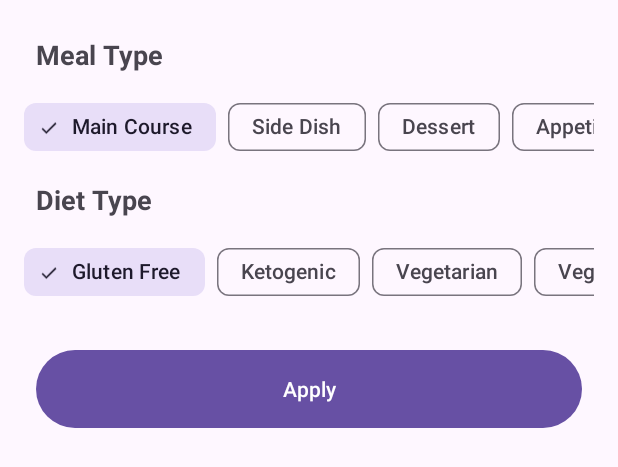
After one commit to gonexwind/myrecipes, an Android app: the layout recipes_bottom_sheet.xml on its own in the app's theme, with its tools: preview values and no code run, on a phone screen of 412 x 824 dp. The commit adds this screen. Shown: the top 467 px of the screen. Run offline under Robolectric (Android 15) with nearby library versions, the phone set to English and light mode, and no system bars.

Commit message:
add bottom sheet

```diff
--- /dev/null
+++ b/app/src/main/java/com/gonexwind/myrecipes/recipes/RecipesBottomSheet.kt
@@ -0,0 +1,33 @@
+package com.gonexwind.myrecipes.recipes
+
+import android.os.Bundle
+import android.view.LayoutInflater
+import android.view.View
+import android.view.ViewGroup
+import com.gonexwind.myrecipes.databinding.RecipesBottomSheetBinding
+import com.google.android.material.bottomsheet.BottomSheetDialogFragment
+
+class RecipesBottomSheet : BottomSheetDialogFragment() {
+
+    private var _binding: RecipesBottomSheetBinding? = null
+    private val binding get() = _binding!!
+
+    override fun onViewCreated(view: View, savedInstanceState: Bundle?) {
+        super.onViewCreated(view, savedInstanceState)
+
+    }
+
+    override fun onCreateView(
+        inflater: LayoutInflater,
+        container: ViewGroup?,
+        savedInstanceState: Bundle?
+    ): View {
+        _binding = RecipesBottomSheetBinding.inflate(inflater, container, false)
+        return binding.root
+    }
+
+    override fun onDestroyView() {
+        super.onDestroyView()
+        _binding = null
+    }
+}
--- a/app/src/main/java/com/gonexwind/myrecipes/recipes/RecipesFragment.kt
+++ b/app/src/main/java/com/gonexwind/myrecipes/recipes/RecipesFragment.kt
@@ -10,7 +10,9 @@
 import androidx.fragment.app.Fragment
 import androidx.fragment.app.viewModels
 import androidx.lifecycle.lifecycleScope
+import androidx.navigation.fragment.findNavController
 import com.gonexwind.myrecipes.MainViewModel
+import com.gonexwind.myrecipes.R
 import com.gonexwind.myrecipes.core.adapter.RecipesAdapter
 import com.gonexwind.myrecipes.core.util.NetworkResult
 import com.gonexwind.myrecipes.core.util.observeOnce
@@ -32,6 +34,10 @@
 
         setupRecyclerView()
         readDatabase()
+
+        binding.recipesFab.setOnClickListener {
+            findNavController().navigate(R.id.action_recipesFragment_to_recipesBottomSheet)
+        }
     }
 
     private fun setupRecyclerView() {
--- a/app/src/main/res/layout/fragment_recipes.xml
+++ b/app/src/main/res/layout/fragment_recipes.xml
@@ -1,8 +1,10 @@
 <?xml version="1.0" encoding="utf-8"?>
 <androidx.constraintlayout.widget.ConstraintLayout xmlns:android="http://schemas.android.com/apk/res/android"
     xmlns:app="http://schemas.android.com/apk/res-auto"
+    xmlns:tools="http://schemas.android.com/tools"
     android:layout_width="match_parent"
-    android:layout_height="match_parent">
+    android:layout_height="match_parent"
+    tools:context=".recipes.RecipesFragment">
 
     <androidx.recyclerview.widget.RecyclerView
         android:id="@+id/recyclerview"
@@ -41,7 +43,7 @@
         app:layout_constraintTop_toBottomOf="@id/errorImageView" />
 
     <com.google.android.material.floatingactionbutton.FloatingActionButton
-        android:id="@+id/fab"
+        android:id="@+id/recipesFab"
         android:layout_width="wrap_content"
         android:layout_height="wrap_content"
         android:layout_marginBottom="24dp"
--- /dev/null
+++ b/app/src/main/res/layout/recipes_bottom_sheet.xml
@@ -0,0 +1,262 @@
+<?xml version="1.0" encoding="utf-8"?>
+<androidx.constraintlayout.widget.ConstraintLayout xmlns:android="http://schemas.android.com/apk/res/android"
+    xmlns:app="http://schemas.android.com/apk/res-auto"
+    xmlns:tools="http://schemas.android.com/tools"
+    android:layout_width="match_parent"
+    android:layout_height="wrap_content"
+    tools:context=".recipes.RecipesBottomSheet">
+
+    <TextView
+        android:id="@+id/mealType_txt"
+        android:layout_width="wrap_content"
+        android:layout_height="wrap_content"
+        android:layout_marginStart="24dp"
+        android:layout_marginTop="24dp"
+        android:text="@string/meal_type"
+        android:textSize="18sp"
+        android:textStyle="bold"
+        app:layout_constraintStart_toStartOf="parent"
+        app:layout_constraintTop_toTopOf="parent" />
+
+    <HorizontalScrollView
+        android:id="@+id/mealType_scrollView"
+        android:layout_width="match_parent"
+        android:layout_height="wrap_content"
+        android:layout_marginStart="16dp"
+        android:layout_marginTop="12dp"
+        android:layout_marginEnd="16dp"
+        android:scrollbars="none"
+        app:layout_constraintEnd_toEndOf="parent"
+        app:layout_constraintStart_toStartOf="parent"
+        app:layout_constraintTop_toBottomOf="@+id/mealType_txt">
+
+        <LinearLayout
+            android:layout_width="wrap_content"
+            android:layout_height="match_parent"
+            android:orientation="horizontal">
+
+            <com.google.android.material.chip.ChipGroup
+                android:id="@+id/mealType_chipGroup"
+                android:layout_width="match_parent"
+                android:layout_height="match_parent"
+                app:checkedChip="@+id/main_course_chip"
+                app:selectionRequired="true"
+                app:singleLine="true"
+                app:singleSelection="true">
+
+                <com.google.android.material.chip.Chip
+                    android:id="@+id/main_course_chip"
+                    style="@style/Widget.Material3.Chip.Filter"
+                    android:layout_width="wrap_content"
+                    android:layout_height="wrap_content"
+                    android:text="@string/main_course" />
+
+                <com.google.android.material.chip.Chip
+                    android:id="@+id/side_dish_chip"
+                    style="@style/Widget.Material3.Chip.Filter"
+                    android:layout_width="wrap_content"
+                    android:layout_height="wrap_content"
+                    android:text="@string/side_dish" />
+
+                <com.google.android.material.chip.Chip
+                    android:id="@+id/dessert_chip"
+                    style="@style/Widget.Material3.Chip.Filter"
+                    android:layout_width="wrap_content"
+                    android:layout_height="wrap_content"
+                    android:text="@string/dessert" />
+
+                <com.google.android.material.chip.Chip
+                    android:id="@+id/appetizer_chip"
+                    style="@style/Widget.Material3.Chip.Filter"
+                    android:layout_width="wrap_content"
+                    android:layout_height="wrap_content"
+                    android:text="@string/appetizer" />
+
+                <com.google.android.material.chip.Chip
+                    android:id="@+id/salad_chip"
+                    style="@style/Widget.Material3.Chip.Filter"
+                    android:layout_width="wrap_content"
+                    android:layout_height="wrap_content"
+                    android:text="@string/salad" />
+
+                <com.google.android.material.chip.Chip
+                    android:id="@+id/bread_chip"
+                    style="@style/Widget.Material3.Chip.Filter"
+                    android:layout_width="wrap_content"
+                    android:layout_height="wrap_content"
+                    android:text="@string/bread" />
+
+                <com.google.android.material.chip.Chip
+                    android:id="@+id/breakfast_chip"
+                    style="@style/Widget.Material3.Chip.Filter"
+                    android:layout_width="wrap_content"
+                    android:layout_height="wrap_content"
+                    android:text="@string/breakfast" />
+
+                <com.google.android.material.chip.Chip
+                    android:id="@+id/soup_chip"
+                    style="@style/Widget.Material3.Chip.Filter"
+                    android:layout_width="wrap_content"
+                    android:layout_height="wrap_content"
+                    android:text="@string/soup" />
+
+                <com.google.android.material.chip.Chip
+                    android:id="@+id/beverage_chip"
+                    style="@style/Widget.Material3.Chip.Filter"
+                    android:layout_width="wrap_content"
+                    android:layout_height="wrap_content"
+                    android:text="@string/beverage" />
+
+                <com.google.android.material.chip.Chip
+                    android:id="@+id/sauce_chip"
+                    style="@style/Widget.Material3.Chip.Filter"
+                    android:layout_width="wrap_content"
+                    android:layout_height="wrap_content"
+                    android:text="@string/sauce" />
+
+                <com.google.android.material.chip.Chip
+                    android:id="@+id/marinade_chip"
+                    style="@style/Widget.Material3.Chip.Filter"
+                    android:layout_width="wrap_content"
+                    android:layout_height="wrap_content"
+                    android:text="@string/marinade" />
+
+                <com.google.android.material.chip.Chip
+                    android:id="@+id/finger_food_chip"
+                    style="@style/Widget.Material3.Chip.Filter"
+                    android:layout_width="wrap_content"
+                    android:layout_height="wrap_content"
+                    android:text="@string/fingerfood" />
+
+                <com.google.android.material.chip.Chip
+                    android:id="@+id/snack_chip"
+                    style="@style/Widget.Material3.Chip.Filter"
+                    android:layout_width="wrap_content"
+                    android:layout_height="wrap_content"
+                    android:text="@string/snack" />
+
+                <com.google.android.material.chip.Chip
+                    android:id="@+id/drink_chip"
+                    style="@style/Widget.Material3.Chip.Filter"
+                    android:layout_width="wrap_content"
+                    android:layout_height="wrap_content"
+                    android:text="@string/drink" />
+            </com.google.android.material.chip.ChipGroup>
+        </LinearLayout>
+    </HorizontalScrollView>
+
+    <TextView
+        android:id="@+id/dietType_txt"
+        android:layout_width="wrap_content"
+        android:layout_height="wrap_content"
+        android:layout_marginStart="24dp"
+        android:layout_marginTop="12dp"
+        android:text="@string/diet_type"
+        android:textSize="18sp"
+        android:textStyle="bold"
+        app:layout_constraintStart_toStartOf="parent"
+        app:layout_constraintTop_toBottomOf="@+id/mealType_scrollView" />
+
+    <HorizontalScrollView
+        android:id="@+id/dietType_scrollView"
+        android:layout_width="match_parent"
+        android:layout_height="wrap_content"
+        android:layout_marginStart="16dp"
+        android:layout_marginTop="12dp"
+        android:layout_marginEnd="16dp"
+        android:scrollbars="none"
+        app:layout_constraintEnd_toEndOf="parent"
+        app:layout_constraintStart_toStartOf="parent"
+        app:layout_constraintTop_toBottomOf="@+id/dietType_txt">
+
+        <LinearLayout
+            android:layout_width="wrap_content"
+            android:layout_height="match_parent"
+            android:orientation="horizontal">
+
+            <com.google.android.material.chip.ChipGroup
+                android:id="@+id/dietType_chipGroup"
+                android:layout_width="match_parent"
+                android:layout_height="match_parent"
+                app:checkedChip="@+id/gluten_free_chip"
+                app:selectionRequired="true"
+                app:singleLine="true"
+                app:singleSelection="true">
+
+                <com.google.android.material.chip.Chip
+                    android:id="@+id/gluten_free_chip"
+                    style="@style/Widget.Material3.Chip.Filter"
+                    android:layout_width="wrap_content"
+                    android:layout_height="wrap_content"
+                    android:text="@string/gluten_free" />
+
+                <com.google.android.material.chip.Chip
+                    android:id="@+id/ketogenic_chip"
+                    style="@style/Widget.Material3.Chip.Filter"
+                    android:layout_width="wrap_content"
+                    android:layout_height="wrap_content"
+                    android:text="@string/ketogenic" />
+
+                <com.google.android.material.chip.Chip
+                    android:id="@+id/vegetarian_chip"
+                    style="@style/Widget.Material3.Chip.Filter"
+                    android:layout_width="wrap_content"
+                    android:layout_height="wrap_content"
+                    android:text="@string/vegetarian" />
+
+                <com.google.android.material.chip.Chip
+                    android:id="@+id/vegan_chip"
+                    style="@style/Widget.Material3.Chip.Filter"
+                    android:layout_width="wrap_content"
+                    android:layout_height="wrap_content"
+                    android:text="@string/vegan" />
+
+                <com.google.android.material.chip.Chip
+                    android:id="@+id/pescetarian_chip"
+                    style="@style/Widget.Material3.Chip.Filter"
+                    android:layout_width="wrap_content"
+                    android:layout_height="wrap_content"
+                    android:text="@string/pescetarian" />
+
+                <com.google.android.material.chip.Chip
+                    android:id="@+id/paleo_chip"
+                    style="@style/Widget.Material3.Chip.Filter"
+                    android:layout_width="wrap_content"
+                    android:layout_height="wrap_content"
+                    android:text="@string/paleo" />
+
+                <com.google.android.material.chip.Chip
+                    android:id="@+id/primal_chip"
+                    style="@style/Widget.Material3.Chip.Filter"
+                    android:layout_width="wrap_content"
+                    android:layout_height="wrap_content"
+                    android:text="@string/primal" />
+
+                <com.google.android.material.chip.Chip
+                    android:id="@+id/whole30_chip"
+                    style="@style/Widget.Material3.Chip.Filter"
+                    android:layout_width="wrap_content"
+                    android:layout_height="wrap_content"
+                    android:text="@string/whole30" />
+
+            </com.google.android.material.chip.ChipGroup>
+        </LinearLayout>
+    </HorizontalScrollView>
+
+    <com.google.android.material.button.MaterialButton
+        android:id="@+id/apply_btn"
+        style="@style/Widget.Material3.Button"
+        android:layout_width="match_parent"
+        android:layout_height="60dp"
+        android:layout_marginStart="24dp"
+        android:layout_marginTop="24dp"
+        android:layout_marginEnd="24dp"
+        android:layout_marginBottom="24dp"
+        android:text="@string/apply"
+        android:textAllCaps="false"
+        app:layout_constraintBottom_toBottomOf="parent"
+        app:layout_constraintEnd_toEndOf="parent"
+        app:layout_constraintStart_toStartOf="parent"
+        app:layout_constraintTop_toBottomOf="@+id/dietType_scrollView" />
+
+</androidx.constraintlayout.widget.ConstraintLayout>
--- a/app/src/main/res/navigation/nav_graph.xml
+++ b/app/src/main/res/navigation/nav_graph.xml
@@ -1,12 +1,17 @@
 <?xml version="1.0" encoding="utf-8"?>
 <navigation xmlns:android="http://schemas.android.com/apk/res/android"
     xmlns:app="http://schemas.android.com/apk/res-auto"
+    xmlns:tools="http://schemas.android.com/tools"
     android:id="@+id/nav_graph"
     app:startDestination="@id/recipesFragment">
     <fragment
         android:id="@+id/recipesFragment"
         android:name="com.gonexwind.myrecipes.recipes.RecipesFragment"
-        android:label="@string/recipes" />
+        android:label="@string/recipes" >
+        <action
+            android:id="@+id/action_recipesFragment_to_recipesBottomSheet"
+            app:destination="@id/recipesBottomSheet" />
+    </fragment>
     <fragment
         android:id="@+id/favoritesFragment"
         android:name="com.gonexwind.myrecipes.favorites.FavoritesFragment"
@@ -15,4 +20,13 @@
         android:id="@+id/jokeFragment"
         android:name="com.gonexwind.myrecipes.joke.JokeFragment"
         android:label="@string/joke" />
+    <dialog
+        android:id="@+id/recipesBottomSheet"
+        android:name="com.gonexwind.myrecipes.recipes.RecipesBottomSheet"
+        android:label="recipes_bottom_sheet"
+        tools:layout="@layout/recipes_bottom_sheet" >
+        <action
+            android:id="@+id/action_recipesBottomSheet_to_recipesFragment"
+            app:destination="@id/recipesFragment" />
+    </dialog>
 </navigation>
--- a/app/src/main/res/values/colors.xml
+++ b/app/src/main/res/values/colors.xml
@@ -6,5 +6,7 @@
     <color name="yellow">#FFC114</color>
     <color name="green">#00C980</color>
     <color name="mediumGray">#D1D1D1</color>
+    <color name="lightGray">#F9F9F9</color>
     <color name="placeholderColor">@color/mediumGray</color>
+    <color name="darkGray">#4B4B4B</color>
 </resources>
--- a/app/src/main/res/values/strings.xml
+++ b/app/src/main/res/values/strings.xml
@@ -5,5 +5,32 @@
     <string name="favorites">Favorites</string>
     <string name="joke">Joke</string>
     <string name="no_internet">No Internet</string>
+
+    // Bottom Sheet
+    <string name="meal_type">Meal Type</string>
+    <string name="main_course">Main Course</string>
+    <string name="side_dish">Side Dish</string>
+    <string name="dessert">Dessert</string>
+    <string name="appetizer">Appetizer</string>
+    <string name="salad">Salad</string>
+    <string name="bread">Bread</string>
+    <string name="breakfast">Breakfast</string>
+    <string name="soup">Soup</string>
+    <string name="beverage">Beverage</string>
+    <string name="sauce">Sauce</string>
+    <string name="marinade">Marinade</string>
+    <string name="fingerfood">FingerFood</string>
+    <string name="snack">Snack</string>
+    <string name="drink">Drink</string>
+    <string name="gluten_free">Gluten Free</string>
+    <string name="ketogenic">Ketogenic</string>
+    <string name="vegetarian">Vegetarian</string>
     <string name="vegan">Vegan</string>
+    <string name="pescetarian">Pescetarian</string>
+    <string name="paleo">Paleo</string>
+    <string name="primal">Primal</string>
+    <string name="whole30">Whole30</string>
+    <string name="diet_type">Diet Type</string>
+    <string name="apply">Apply</string>
+
 </resources>
--- /dev/null
+++ b/app/src/main/res/values/styles.xml
@@ -0,0 +1,2 @@
+<?xml version="1.0" encoding="utf-8"?>
+<resources></resources>
```
